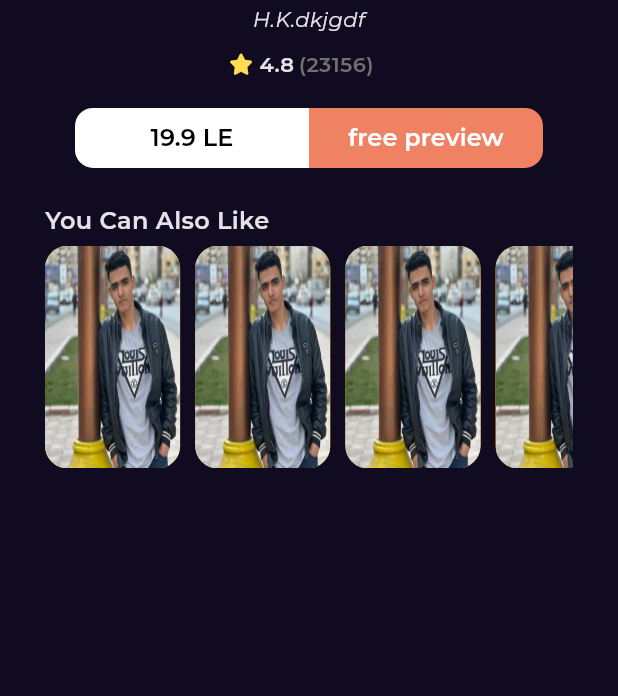
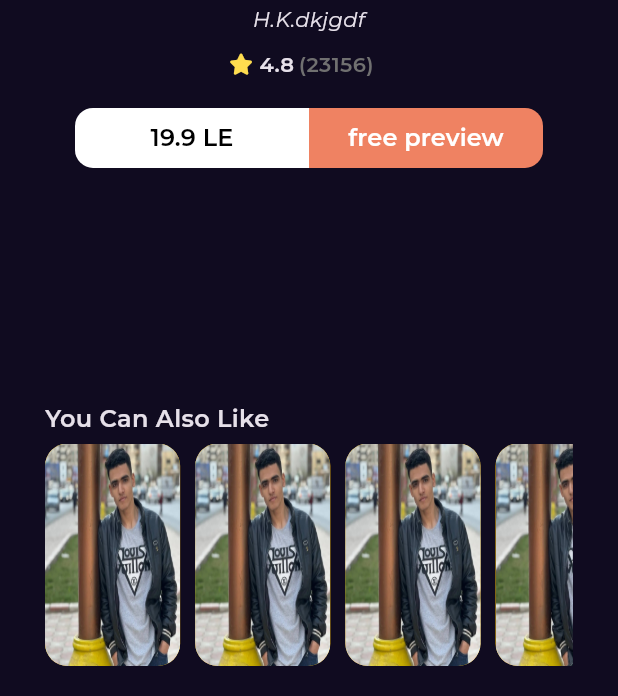
Before and after one commit to AliKamar34/book-app, a Flutter app: the BookDetailsView screen opened by its route, on a phone screen of 412 x 824 dp, the part 540-1236 px from its top. Run offline on Flutter 3.47's test engine with Material 3 defaults, Android fonts, the phone set to English and light mode, and no system bars; our stand-ins replace font_awesome_flutter, go_router, google_fonts.

Commit message:
refactor book details view

```diff
--- /dev/null
+++ b/lib/Features/home/presentation/views/widgets/book_details_section.dart
@@ -0,0 +1,49 @@
+import 'package:bookly_app/Features/home/presentation/views/widgets/books_action.dart';
+import 'package:bookly_app/Features/home/presentation/views/widgets/custom_book_container.dart';
+import 'package:bookly_app/Features/home/presentation/views/widgets/reting_item.dart';
+import 'package:bookly_app/core/Utils/styels.dart';
+import 'package:flutter/material.dart';
+
+class BookDetailsSection extends StatelessWidget {
+  const BookDetailsSection({super.key});
+
+  @override
+  Widget build(BuildContext context) {
+    var width = MediaQuery.of(context).size.width;
+    return Column(
+      children: [
+        Padding(
+          padding: EdgeInsets.symmetric(horizontal: width * 0.22),
+          child: const CustomBookContainer(),
+        ),
+        const SizedBox(
+          height: 30,
+        ),
+        const Text(
+          'The Jungle Book',
+          style: Styles.textStyle20,
+        ),
+        const SizedBox(
+          height: 3,
+        ),
+        Text(
+          'H.K.dkjgdf',
+          style: Styles.textStyle14.copyWith(
+            fontStyle: FontStyle.italic,
+            fontWeight: FontWeight.w400,
+          ),
+        ),
+        const SizedBox(
+          height: 10,
+        ),
+        const RatingItem(
+          mainAxisAlignment: MainAxisAlignment.center,
+        ),
+        const SizedBox(
+          height: 15,
+        ),
+        const BooksAction(),
+      ],
+    );
+  }
+}
--- a/lib/Features/home/presentation/views/widgets/book_details_view_body.dart
+++ b/lib/Features/home/presentation/views/widgets/book_details_view_body.dart
@@ -1,69 +1,38 @@
-import 'package:bookly_app/Features/home/presentation/views/widgets/books_action.dart';
-import 'package:bookly_app/Features/home/presentation/views/widgets/custom_book_container.dart';
+import 'package:bookly_app/Features/home/presentation/views/widgets/book_details_section.dart';
 import 'package:bookly_app/Features/home/presentation/views/widgets/custom_book_details_app_bar.dart';
-import 'package:bookly_app/Features/home/presentation/views/widgets/reting_item.dart';
-import 'package:bookly_app/Features/home/presentation/views/widgets/similar_books_list_view.dart';
-import 'package:bookly_app/core/Utils/styels.dart';
+import 'package:bookly_app/Features/home/presentation/views/widgets/similar_books_section.dart';
 import 'package:flutter/material.dart';
+import 'package:flutter/widgets.dart';
 
 class BookDetailsViewBody extends StatelessWidget {
   const BookDetailsViewBody({super.key});
 
   @override
   Widget build(BuildContext context) {
-    var width = MediaQuery.of(context).size.width;
-    return Padding(
-      padding: const EdgeInsets.symmetric(horizontal: 30),
+    return const CustomScrollView(
+      slivers: [
+        SliverFillRemaining(
+          hasScrollBody: false,
+          child: Padding(
+            padding: EdgeInsets.symmetric(horizontal: 30),
             child: Column(
               children: [
-          const CustomBookDetailsAppBar(),
-          Padding(
-            padding: EdgeInsets.symmetric(horizontal: width * 0.22),
-            child: const CustomBookContainer(),
-          ),
-          const SizedBox(
-            height: 30,
-          ),
-          const Text(
-            'The Jungle Book',
-            style: Styles.textStyle20,
-          ),
-          const SizedBox(
-            height: 3,
-          ),
-          Text(
-            'H.K.dkjgdf',
-            style: Styles.textStyle14.copyWith(
-              fontStyle: FontStyle.italic,
-              fontWeight: FontWeight.w400,
+                CustomBookDetailsAppBar(),
+                BookDetailsSection(),
+                Expanded(
+                  child: SizedBox(
+                    height: 20,
                   ),
                 ),
-          const SizedBox(
-            height: 10,
-          ),
-          const RatingItem(
-            mainAxisAlignment: MainAxisAlignment.center,
-          ),
-          const SizedBox(
-            height: 15,
-          ),
-          const BooksAction(),
-          const SizedBox(
+                SimilarBooksSection(),
+                SizedBox(
                   height: 20,
                 ),
-          const Align(
-            alignment: Alignment.bottomLeft,
-            child: Text(
-              'You Can Also Like',
-              style: Styles.textStyle16,
+              ],
             ),
           ),
-          const SizedBox(
-            height: 5,
-          ),
-          const SimilarBooksListView(),
+        )
       ],
-      ),
     );
   }
 }
--- /dev/null
+++ b/lib/Features/home/presentation/views/widgets/similar_books_section.dart
@@ -0,0 +1,24 @@
+import 'package:bookly_app/Features/home/presentation/views/widgets/similar_books_list_view.dart';
+import 'package:bookly_app/core/Utils/styels.dart';
+import 'package:flutter/material.dart';
+
+class SimilarBooksSection extends StatelessWidget {
+  const SimilarBooksSection({super.key});
+
+  @override
+  Widget build(BuildContext context) {
+    return const Column(
+      crossAxisAlignment: CrossAxisAlignment.start,
+      children: [
+        Text(
+          'You Can Also Like',
+          style: Styles.textStyle16,
+        ),
+        SizedBox(
+          height: 5,
+        ),
+        SimilarBooksListView(),
+      ],
+    );
+  }
+}
```
Lines whose indentation alone changed are shown as unchanged.
